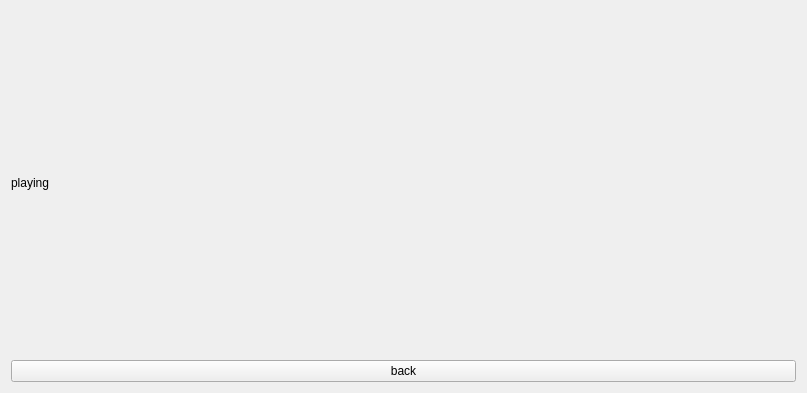
Before: the Qt Designer form Scenes/playing.ui in UMARU-xiaomai/Hive_FinalWork, drawn with Qt 5.
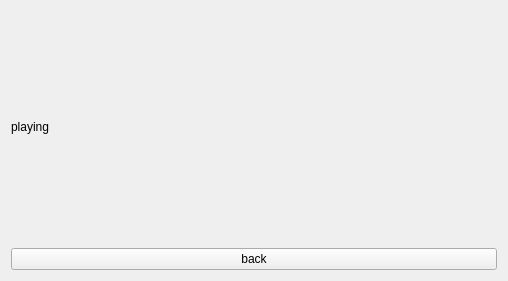
After: the same form once the commit is applied.

What changed in the file:
```diff
--- a/Scenes/playing.ui
+++ b/Scenes/playing.ui
@@ -6,8 +6,8 @@
    <rect>
     <x>0</x>
     <y>0</y>
-    <width>807</width>
-    <height>393</height>
+    <width>508</width>
+    <height>281</height>
    </rect>
   </property>
   <property name="sizePolicy">
```
